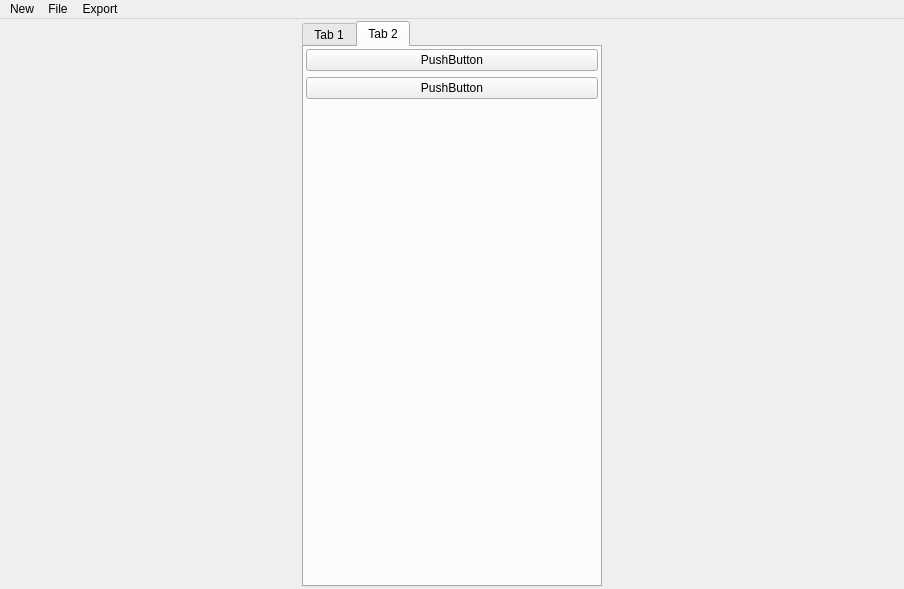
andrmor/ANTS2, file src/gui/GraphWindowTools/amultigraphdesigner.ui: the form before one commit.
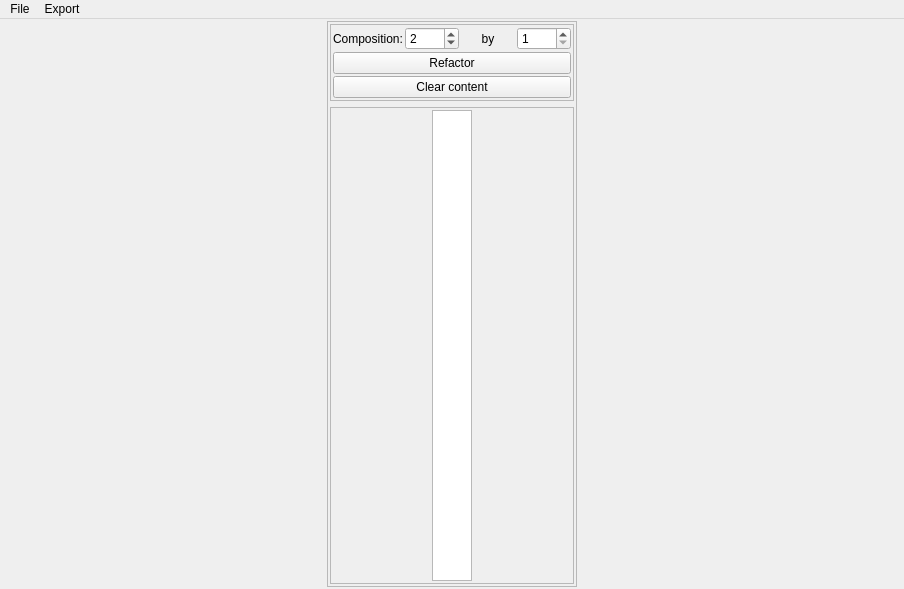
The form after the commit. The open tabs and pages were chosen to show the change.

Patch:
```diff
--- a/src/gui/GraphWindowTools/amultigraphdesigner.ui
+++ b/src/gui/GraphWindowTools/amultigraphdesigner.ui
@@ -28,21 +28,20 @@
      <number>2</number>
     </property>
     <item>
-     <widget class="QTabWidget" name="tabWidget">
+     <widget class="QFrame" name="frame">
       <property name="maximumSize">
        <size>
-        <width>300</width>
+        <width>250</width>
         <height>16777215</height>
        </size>
       </property>
-      <property name="currentIndex">
-       <number>0</number>
+      <property name="frameShape">
+       <enum>QFrame::StyledPanel</enum>
       </property>
-      <widget class="QWidget" name="tab">
-       <attribute name="title">
-        <string>Tab 1</string>
-       </attribute>
-       <layout class="QHBoxLayout" name="horizontalLayout_2">
+      <property name="frameShadow">
+       <enum>QFrame::Raised</enum>
+      </property>
+      <layout class="QVBoxLayout" name="lay3">
         <property name="leftMargin">
          <number>2</number>
         </property>
@@ -56,47 +55,105 @@
          <number>2</number>
         </property>
         <item>
+        <widget class="QFrame" name="frame_2">
+         <property name="frameShape">
+          <enum>QFrame::StyledPanel</enum>
+         </property>
+         <property name="frameShadow">
+          <enum>QFrame::Raised</enum>
+         </property>
          <layout class="QVBoxLayout" name="verticalLayout">
+          <property name="spacing">
+           <number>2</number>
+          </property>
+          <property name="leftMargin">
+           <number>2</number>
+          </property>
+          <property name="topMargin">
+           <number>2</number>
+          </property>
+          <property name="rightMargin">
+           <number>2</number>
+          </property>
+          <property name="bottomMargin">
+           <number>2</number>
+          </property>
           <item>
-           <widget class="QListView" name="GraphLayoutlw"/>
-          </item>
+           <layout class="QHBoxLayout" name="horizontalLayout">
           <item>
-           <widget class="QPushButton" name="pushButton">
+             <widget class="QLabel" name="label_2">
             <property name="text">
-             <string>PushButton</string>
-            </property>
+               <string>Composition:</string>
+              </property>
+              <property name="alignment">
+               <set>Qt::AlignLeading|Qt::AlignLeft|Qt::AlignVCenter</set>
+              </property>
            </widget>
           </item>
           <item>
-           <widget class="QPushButton" name="pushButton_3">
-            <property name="text">
-             <string>PushButton</string>
-            </property>
-           </widget>
-          </item>
-         </layout>
-        </item>
+             <widget class="QSpinBox" name="sbNumX">
+              <property name="minimum">
+               <number>1</number>
+              </property>
+              <property name="maximum">
+               <number>9</number>
+              </property>
+              <property name="value">
+               <number>2</number>
+              </property>
+             </widget>
+            </item>
         <item>
-         <layout class="QVBoxLayout" name="lBasketLayout">
-          <item>
-           <widget class="QLabel" name="label">
+             <widget class="QLabel" name="label_3">
             <property name="text">
-             <string>Basket</string>
+               <string>by</string>
             </property>
             <property name="alignment">
              <set>Qt::AlignCenter</set>
             </property>
            </widget>
           </item>
-         </layout>
-        </item>
-       </layout>
-      </widget>
-      <widget class="QWidget" name="tab_2">
-       <attribute name="title">
-        <string>Tab 2</string>
-       </attribute>
-       <layout class="QVBoxLayout" name="lConfigurator">
+            <item>
+             <widget class="QSpinBox" name="sbNumY">
+              <property name="minimum">
+               <number>1</number>
+              </property>
+              <property name="maximum">
+               <number>9</number>
+              </property>
+             </widget>
+            </item>
+           </layout>
+          </item>
+          <item>
+           <widget class="QPushButton" name="pbRefactor">
+            <property name="text">
+             <string>Refactor</string>
+            </property>
+           </widget>
+          </item>
+          <item>
+           <widget class="QPushButton" name="pbClear">
+            <property name="text">
+             <string>Clear content</string>
+            </property>
+           </widget>
+          </item>
+         </layout>
+        </widget>
+       </item>
+       <item>
+        <widget class="QFrame" name="frame_3">
+         <property name="frameShape">
+          <enum>QFrame::StyledPanel</enum>
+         </property>
+         <property name="frameShadow">
+          <enum>QFrame::Raised</enum>
+         </property>
+         <layout class="QHBoxLayout" name="lBasketLayout">
+          <property name="spacing">
+           <number>2</number>
+          </property>
         <property name="leftMargin">
          <number>2</number>
         </property>
@@ -110,34 +167,19 @@
          <number>2</number>
         </property>
         <item>
-         <widget class="QPushButton" name="pushButton_2">
-          <property name="text">
-           <string>PushButton</string>
-          </property>
-         </widget>
-        </item>
-        <item>
-         <widget class="QPushButton" name="pushButton_4">
-          <property name="text">
-           <string>PushButton</string>
-          </property>
-         </widget>
-        </item>
-        <item>
-         <spacer name="verticalSpacer">
-          <property name="orientation">
-           <enum>Qt::Vertical</enum>
-          </property>
-          <property name="sizeHint" stdset="0">
+           <widget class="QListWidget" name="lwCoords">
+            <property name="maximumSize">
            <size>
-            <width>20</width>
-            <height>454</height>
-           </size>
-          </property>
-         </spacer>
+              <width>40</width>
+              <height>16777215</height>
+             </size>
+            </property>
+           </widget>
         </item>
        </layout>
       </widget>
+       </item>
+      </layout>
      </widget>
     </item>
    </layout>
@@ -148,27 +190,9 @@
      <x>0</x>
      <y>0</y>
      <width>904</width>
-     <height>28</height>
+     <height>25</height>
     </rect>
    </property>
-   <widget class="QMenu" name="menuNew">
-    <property name="title">
-     <string>New</string>
-    </property>
-    <widget class="QMenu" name="menuNew_design">
-     <property name="title">
-      <string>New design</string>
-     </property>
-     <addaction name="action1_x_2"/>
-     <addaction name="action2_x_1"/>
-     <addaction name="action2_x_2"/>
-     <addaction name="action3_x_1"/>
-     <addaction name="action3_x_2"/>
-     <addaction name="action3_x3"/>
-     <addaction name="actionCustom"/>
-    </widget>
-    <addaction name="menuNew_design"/>
-   </widget>
    <widget class="QMenu" name="menuFile">
     <property name="title">
      <string>File</string>
@@ -185,7 +209,6 @@
     <addaction name="actionAs_ps"/>
     <addaction name="actionAs_eps"/>
    </widget>
-   <addaction name="menuNew"/>
    <addaction name="menuFile"/>
    <addaction name="menuExport"/>
   </widget>
```
Left out of the diff: 55 changed lines with no effect on the pictures. Lines whose indentation alone changed are shown as unchanged.
